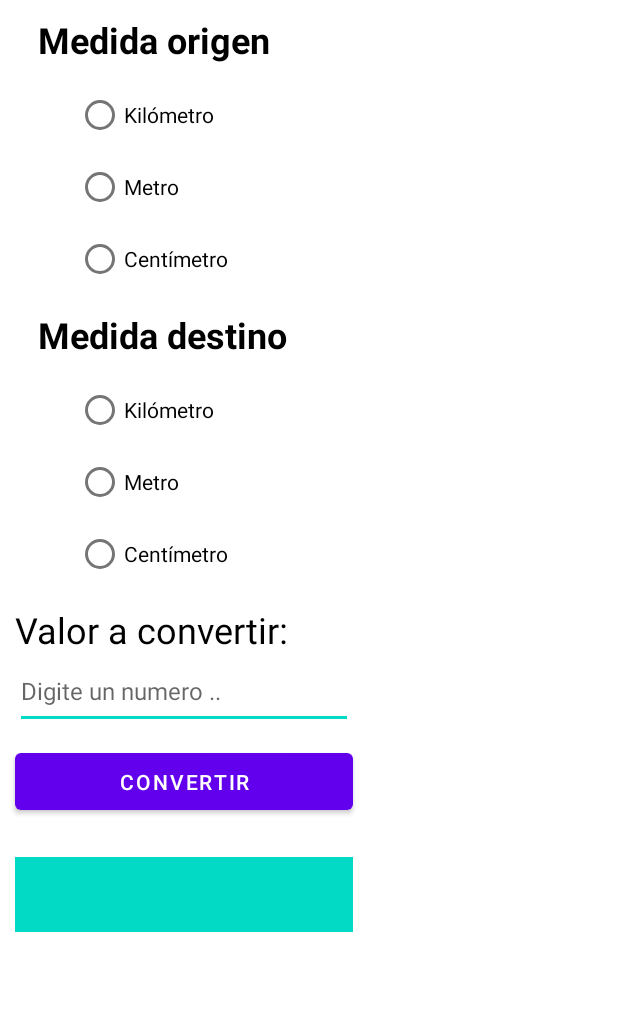
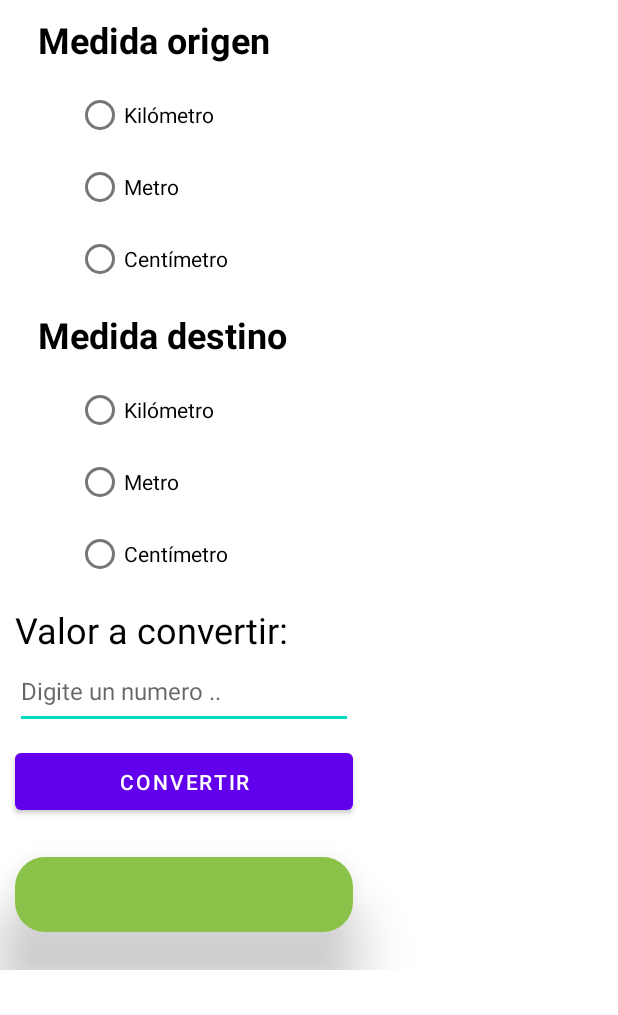
Before and after one commit to DarcoProgramador/desafios-android, an Android app: the screen it shows after launch (MainActivity), on a phone screen of 412 x 824 dp, the part 221-1236 px from its top. Run offline under Robolectric (Android 15) with nearby library versions, the phone set to English and light mode, and no system bars.

Commit message:
Añadiendo estilo al deseño y optimizando codigo

```diff
--- /dev/null
+++ b/desafio-1/appConvertidor/app/src/main/res/drawable/rounded_corner.xml
@@ -0,0 +1,5 @@
+<?xml version="1.0" encoding="utf-8"?>
+<shape xmlns:android="http://schemas.android.com/apk/res/android" android:shape="rectangle">
+    <solid android:color="#8BC34A"/>
+    <corners android:radius="20dp"></corners>
+</shape>
--- a/desafio-1/appConvertidor/app/src/main/res/layout/activity_main.xml
+++ b/desafio-1/appConvertidor/app/src/main/res/layout/activity_main.xml
@@ -142,6 +142,7 @@
             android:textSize="@dimen/tamtexto1"
             android:hint="@string/strDigit"
             android:autofillHints="@string/strDigit"
+            android:maxLength="10"
             android:ems="10"
             android:inputType="numberDecimal"
             app:layout_constraintTop_toBottomOf="@+id/tvConvertir"
@@ -165,12 +166,16 @@
             android:layout_width="@dimen/tamContainer"
             android:layout_height="@dimen/alto3"
             android:layout_marginTop="@dimen/margen2"
-            android:background="@color/design_default_color_secondary"
+            android:background="@drawable/rounded_corner"
+            android:gravity="center"
+            android:elevation="@dimen/margen2"
+            android:padding="@dimen/margen1"
             android:textAlignment="textStart"
             android:textColor="@color/black"
             android:textSize="@dimen/tamtexto2"
             app:layout_constraintStart_toStartOf="@+id/btnConvertir"
-            app:layout_constraintTop_toBottomOf="@+id/btnConvertir" />
+            app:layout_constraintTop_toBottomOf="@+id/btnConvertir"
+            tools:ignore="RtlCompat" />
 
         <!--Texto vacio-->
         <TextView
```
Also changed, not shown: desafio-1/appConvertidor/app/src/main/java/com/example/appconvertidor/MainActivity.kt (+5 -3 lines).
